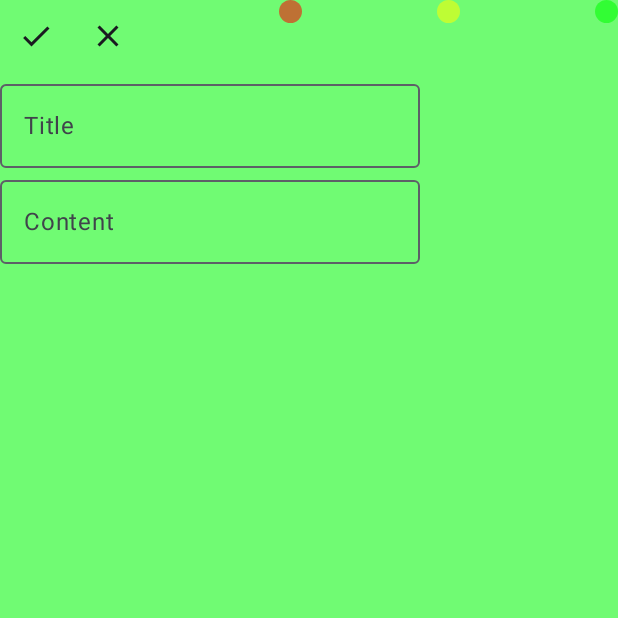
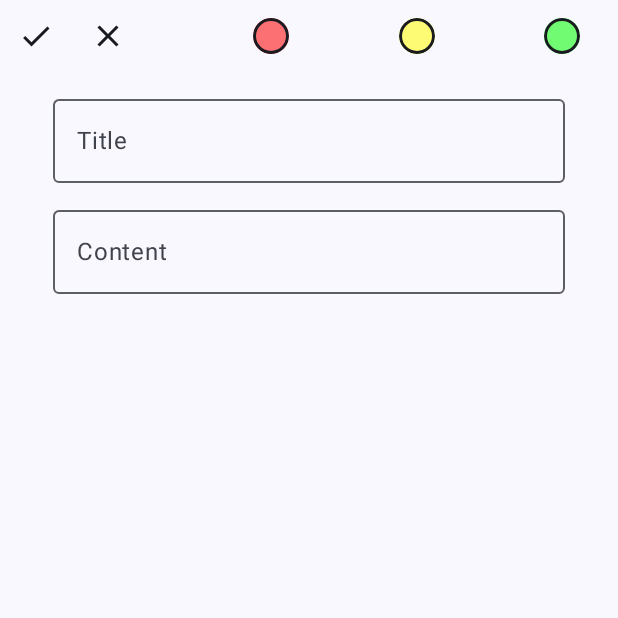
Before and after one commit to AlenniBoris/NoteApp, an Android app built with Jetpack Compose: the AddScreen screen opened through its navigation route, on a phone screen of 412 x 824 dp, the top half of it. Run offline under Robolectric (Android 15) with nearby library versions, the phone set to English and light mode, and no system bars; our stand-ins replace Dagger/Hilt's generated code.

Commit message:
refactored screens

```diff
--- a/app/src/main/java/com/example/noteapplication/presentation/add/AddScreenState.kt
+++ b/app/src/main/java/com/example/noteapplication/presentation/add/AddScreenState.kt
@@ -3,5 +3,5 @@ package com.example.noteapplication.presentation.add
 data class AddScreenState (
     val newNoteTitle: String = "",
     val newNoteContent: String = "",
-    val newNotePriority: Int = 3
+    val newNotePriority: Int = 0
 )
--- a/app/src/main/java/com/example/noteapplication/presentation/add/AddScreenViewModel.kt
+++ b/app/src/main/java/com/example/noteapplication/presentation/add/AddScreenViewModel.kt
@@ -53,7 +53,7 @@ class AddScreenViewModel @Inject constructor(
         val contentPreview = newContent.substring(0, newContent.length/2) + "..."
         val noteToAdd = Note(
             noteId = currentTime,
-            priority = screenState.value.newNotePriority,
+            priority = if(screenState.value.newNotePriority == 0) 3 else screenState.value.newNotePriority,
             title = screenState.value.newNoteTitle,
             content = screenState.value.newNoteContent,
             contentPreview = contentPreview
--- a/app/src/main/java/com/example/noteapplication/presentation/add/views/AddScreen.kt
+++ b/app/src/main/java/com/example/noteapplication/presentation/add/views/AddScreen.kt
@@ -3,9 +3,12 @@ package com.example.noteapplication.presentation.add.views
 import android.os.Build
 import androidx.annotation.RequiresApi
 import androidx.compose.foundation.background
+import androidx.compose.foundation.layout.Box
 import androidx.compose.foundation.layout.Column
 import androidx.compose.foundation.layout.fillMaxSize
 import androidx.compose.foundation.layout.fillMaxWidth
+import androidx.compose.foundation.layout.padding
+import androidx.compose.foundation.shape.RoundedCornerShape
 import androidx.compose.material3.Button
 import androidx.compose.material3.MaterialTheme
 import androidx.compose.material3.OutlinedTextField
@@ -13,7 +16,9 @@ import androidx.compose.material3.Text
 import androidx.compose.runtime.Composable
 import androidx.compose.runtime.getValue
 import androidx.compose.ui.Modifier
+import androidx.compose.ui.draw.clip
 import androidx.compose.ui.graphics.Color
+import androidx.compose.ui.unit.dp
 import androidx.hilt.navigation.compose.hiltViewModel
 import androidx.lifecycle.compose.collectAsStateWithLifecycle
 import androidx.navigation.NavHostController
@@ -31,14 +36,7 @@ fun AddScreen(
     val state by viewModel.screenState.collectAsStateWithLifecycle()
 
     Column(
-        modifier = Modifier.fillMaxSize().background(
-            when(state.newNotePriority){
-                1 -> Color.Red.copy(alpha = 0.55f)
-                2 -> Color.Yellow.copy(alpha = 0.55f)
-                3 -> Color.Green.copy(alpha = 0.55f)
-                else -> MaterialTheme.colorScheme.background
-            }
-        )
+        modifier = Modifier.fillMaxSize()
     ) {
 
         AppTopBar(
@@ -57,17 +55,41 @@ fun AddScreen(
             }
         )
 
+        Box(
+          modifier = Modifier
+              .padding(horizontal = 15.dp)
+              .fillMaxSize()
+              .clip(RoundedCornerShape(10.dp))
+              .background(
+                  when(state.newNotePriority){
+                      1 -> Color.Red.copy(alpha = 0.55f)
+                      2 -> Color.Yellow.copy(alpha = 0.55f)
+                      3 -> Color.Green.copy(alpha = 0.55f)
+                      else -> MaterialTheme.colorScheme.background
+                  }
+              )
+              .padding(horizontal = 20.dp)
+        ){
+            Column {
+
                 OutlinedTextField(
                     value = state.newNoteTitle,
                     onValueChange = { text -> viewModel.updateNoteTitleText(text) },
-            label = { Text("Title") }
+                    label = { Text("Title") },
+                    modifier = Modifier
+                        .padding(vertical = 10.dp)
+                        .fillMaxWidth()
                 )
 
                 OutlinedTextField(
                     value = state.newNoteContent,
                     onValueChange = { text -> viewModel.updateNoteContentText(text) },
-            label = { Text("Content") }
+                    label = { Text("Content") },
+                    modifier = Modifier.fillMaxWidth()
                 )
 
             }
         }
+
+    }
+}
--- a/app/src/main/java/com/example/noteapplication/presentation/uikit/views/AppTopBar.kt
+++ b/app/src/main/java/com/example/noteapplication/presentation/uikit/views/AppTopBar.kt
@@ -3,6 +3,7 @@ package com.example.noteapplication.presentation.uikit.views
 import android.widget.ImageButton
 import androidx.compose.foundation.MutatePriority
 import androidx.compose.foundation.background
+import androidx.compose.foundation.border
 import androidx.compose.foundation.clickable
 import androidx.compose.foundation.layout.Arrangement
 import androidx.compose.foundation.layout.Box
@@ -10,6 +11,7 @@ import androidx.compose.foundation.layout.Row
 import androidx.compose.foundation.layout.fillMaxHeight
 import androidx.compose.foundation.layout.fillMaxSize
 import androidx.compose.foundation.layout.fillMaxWidth
+import androidx.compose.foundation.layout.padding
 import androidx.compose.foundation.layout.size
 import androidx.compose.foundation.shape.CircleShape
 import androidx.compose.material.icons.Icons
@@ -23,7 +25,9 @@ import androidx.compose.material.icons.filled.Edit
 import androidx.compose.material.icons.filled.KeyboardArrowUp
 import androidx.compose.material3.Icon
 import androidx.compose.material3.IconButton
+import androidx.compose.material3.MaterialTheme
 import androidx.compose.runtime.Composable
+import androidx.compose.ui.Alignment
 import androidx.compose.ui.Modifier
 import androidx.compose.ui.draw.clip
 import androidx.compose.ui.graphics.Color
@@ -58,7 +62,8 @@ fun AppTopBar(
 
     Row(
         modifier = Modifier.fillMaxWidth(),
-        horizontalArrangement = Arrangement.SpaceBetween
+        horizontalArrangement = Arrangement.SpaceBetween,
+        verticalAlignment = Alignment.CenterVertically
     ){
 
         if (needsBackButton){
@@ -144,30 +149,34 @@ fun AppTopBar(
         if (needsPriorityButtons){
             Box(
                 modifier = Modifier
-                    .size(15.dp)
+                    .size(24.dp)
                     .clip(CircleShape)
                     .background(Color.Red.copy(alpha = 0.55f))
                     .clickable {
                         onPriorityButtonClicked(1)
                     }
+                    .border(width = 2.dp, color = MaterialTheme.colorScheme.onBackground, shape = CircleShape)
             )
             Box(
                 modifier = Modifier
-                    .size(15.dp)
+                    .size(24.dp)
                     .clip(CircleShape)
                     .background(Color.Yellow.copy(alpha = 0.55f))
                     .clickable {
                         onPriorityButtonClicked(2)
                     }
+                    .border(width = 2.dp, color = MaterialTheme.colorScheme.onBackground, shape = CircleShape)
             )
             Box(
                 modifier = Modifier
-                    .size(15.dp)
+                    .padding(end = 25.dp)
+                    .size(24.dp)
                     .clip(CircleShape)
                     .background(Color.Green.copy(alpha = 0.55f))
                     .clickable {
                         onPriorityButtonClicked(3)
                     }
+                    .border(width = 2.dp, color = MaterialTheme.colorScheme.onBackground, shape = CircleShape)
             )
         }
 
```
Also changed, not shown: app/src/main/java/com/example/noteapplication/presentation/details/views/DetailsScreen.kt (+29 -0 lines). Lines whose indentation alone changed are shown as unchanged.
